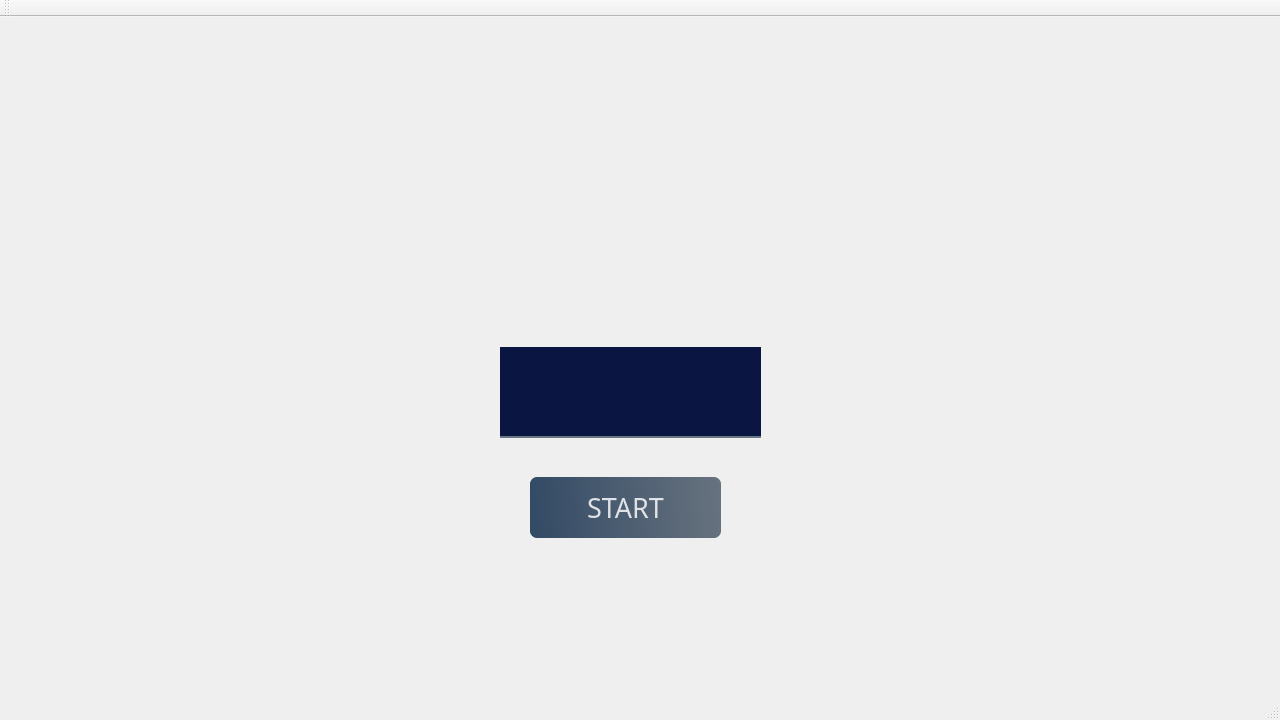
This is Scribble/Scribble/WaitingRoom.ui in PopescuFilip/Scribble as Qt 5 draws it before an edit. The edited form follows.
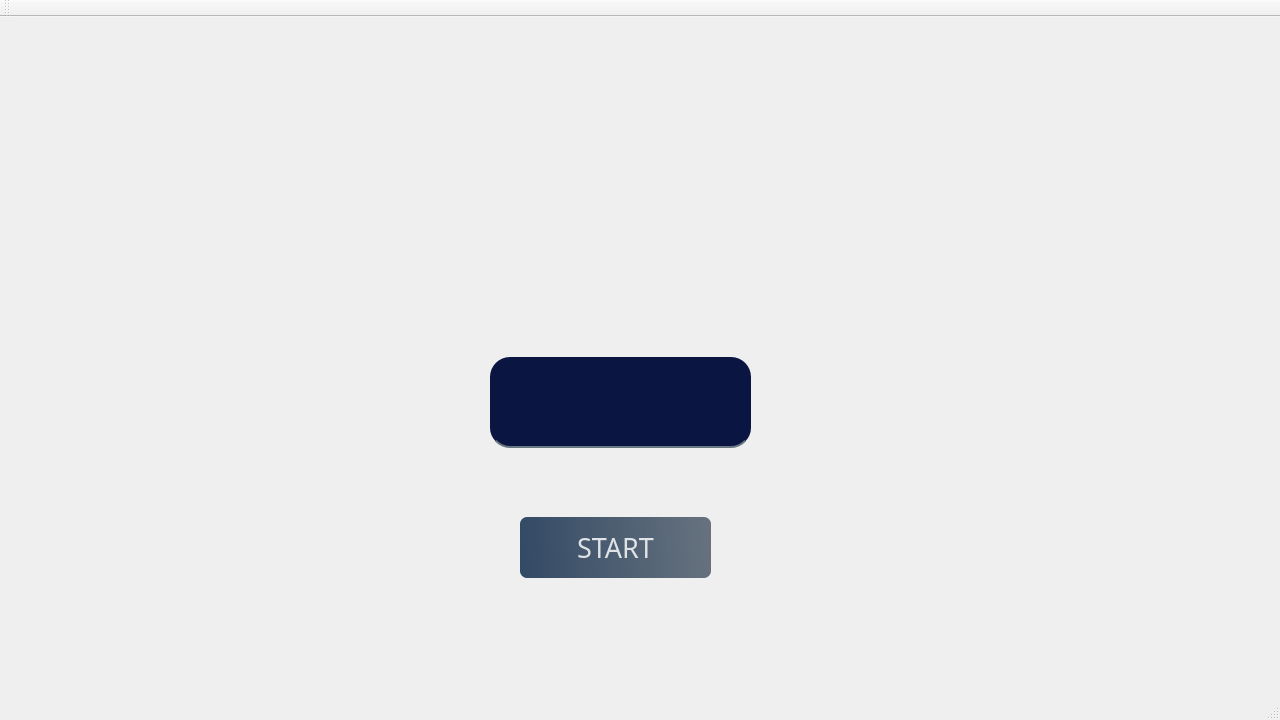
This is the edited form.

Patch:
```diff
--- a/Scribble/Scribble/WaitingRoom.ui
+++ b/Scribble/Scribble/WaitingRoom.ui
@@ -14,11 +14,46 @@
    <string>WaitingRoom</string>
   </property>
   <widget class="QWidget" name="centralWidget">
+   <widget class="QWidget" name="widget" native="true">
+    <property name="geometry">
+     <rect>
+      <x>430</x>
+      <y>280</y>
+      <width>381</width>
+      <height>351</height>
+     </rect>
+    </property>
+    <property name="styleSheet">
+     <string notr="true">border-radius:20px;</string>
+    </property>
+    <widget class="QTextEdit" name="textEdit">
+     <property name="geometry">
+      <rect>
+       <x>60</x>
+       <y>60</y>
+       <width>261</width>
+       <height>91</height>
+      </rect>
+     </property>
+     <property name="font">
+      <font>
+       <pointsize>40</pointsize>
+      </font>
+     </property>
+     <property name="styleSheet">
+      <string notr="true">background-color: rgb(11, 21, 65);
+border:none;
+border-bottom:2px solid rgba(105, 118,132, 255);
+color:rgba(255,255, 255, 230);
+padding-bottom:7px;
+radius-border:20xp;</string>
+     </property>
+    </widget>
    <widget class="QPushButton" name="startButton">
     <property name="geometry">
      <rect>
-      <x>530</x>
-      <y>460</y>
+       <x>90</x>
+       <y>220</y>
       <width>191</width>
       <height>61</height>
      </rect>
@@ -49,28 +84,6 @@
      <string>START</string>
     </property>
    </widget>
-   <widget class="QTextEdit" name="textEdit">
-    <property name="geometry">
-     <rect>
-      <x>500</x>
-      <y>330</y>
-      <width>261</width>
-      <height>91</height>
-     </rect>
-    </property>
-    <property name="font">
-     <font>
-      <pointsize>40</pointsize>
-     </font>
-    </property>
-    <property name="styleSheet">
-     <string notr="true">background-color: rgb(11, 21, 65);
-border:none;
-border-bottom:2px solid rgba(105, 118,132, 255);
-color:rgba(255,255, 255, 230);
-padding-bottom:7px;
-radius-border:20xp;</string>
-    </property>
    </widget>
   </widget>
   <widget class="QMenuBar" name="menuBar">
```
Lines whose indentation alone changed are shown as unchanged.
